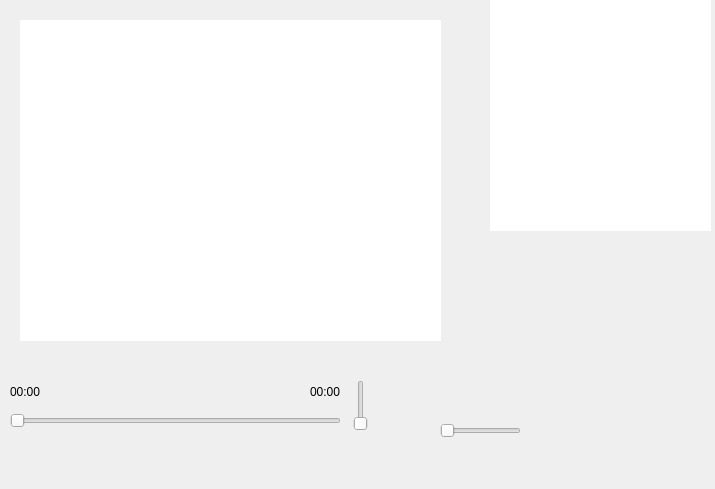
This is MusicPlayer/widget.ui in tian0113/MusicPlayer as Qt 5 draws it before an edit. The edited form follows.
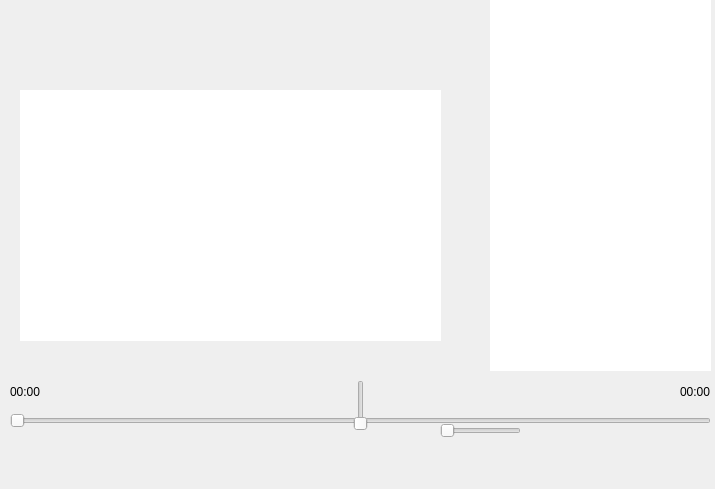
This is the edited form. Icons and pictures are not drawn.

```diff
--- a/MusicPlayer/widget.ui
+++ b/MusicPlayer/widget.ui
@@ -29,9 +29,9 @@
   <widget class="QWidget" name="widget" native="true">
    <property name="geometry">
     <rect>
-     <x>0</x>
+     <x>10</x>
      <y>430</y>
-     <width>601</width>
+     <width>701</width>
      <height>61</height>
     </rect>
    </property>
@@ -251,7 +251,7 @@
      <x>490</x>
      <y>0</y>
      <width>221</width>
-     <height>231</height>
+     <height>371</height>
     </rect>
    </property>
   </widget>
@@ -260,7 +260,7 @@
     <rect>
      <x>10</x>
      <y>410</y>
-     <width>331</width>
+     <width>701</width>
      <height>22</height>
     </rect>
    </property>
@@ -286,7 +286,7 @@
     <rect>
      <x>10</x>
      <y>380</y>
-     <width>331</width>
+     <width>701</width>
      <height>24</height>
     </rect>
    </property>
@@ -376,9 +376,9 @@
    <property name="geometry">
     <rect>
      <x>20</x>
-     <y>20</y>
+     <y>90</y>
      <width>421</width>
-     <height>321</height>
+     <height>251</height>
     </rect>
    </property>
   </widget>
```
Left out of the diff: 22 changed lines with no effect on the pictures.
